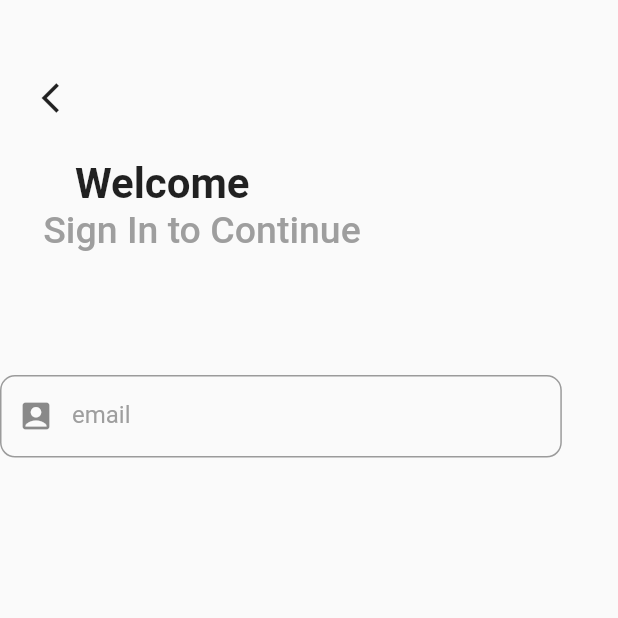
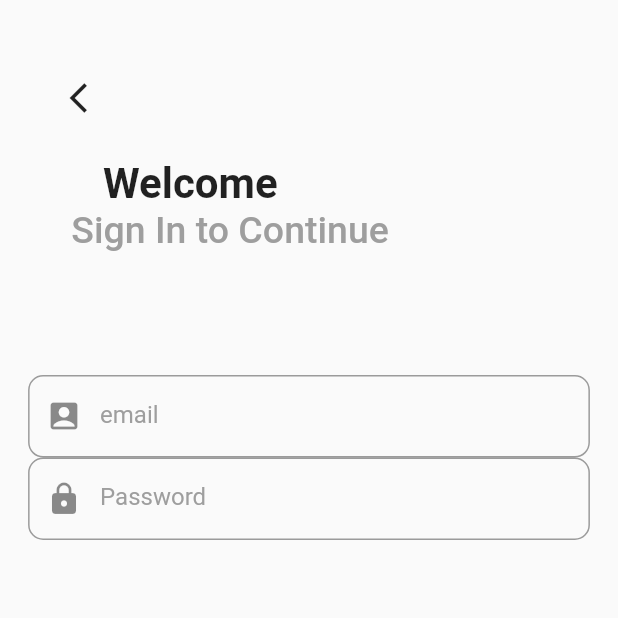
Before and after one commit to Haroon-Zafar/chatApp, a Flutter app: the screen it shows after launch, on a phone screen of 412 x 824 dp, the top half of it. Run offline on Flutter 3.47's test engine with Material 2 defaults, Android fonts, the phone set to English and light mode, and no system bars; our stand-ins replace firebase_core; accounts and stored records are empty.

Commit message:
Password Field.

```diff
--- a/lib/LoginScreen.dart
+++ b/lib/LoginScreen.dart
@@ -52,7 +52,24 @@ class _LoginScreenState extends State<LoginScreen> {
           SizedBox(
             height: size.height / 10,
           ),
-          field(size, "email", Icons.account_box),
+          Container(
+            width: size.width,
+            alignment: Alignment.center,
+            child: field(
+              size,
+              "email",
+              Icons.account_box,
+            ),
+          ),
+          Container(
+            width: size.width,
+            alignment: Alignment.center,
+            child: field(
+              size,
+              "Password",
+              Icons.lock,
+            ),
+          ),
         ],
       ),
     );
```
